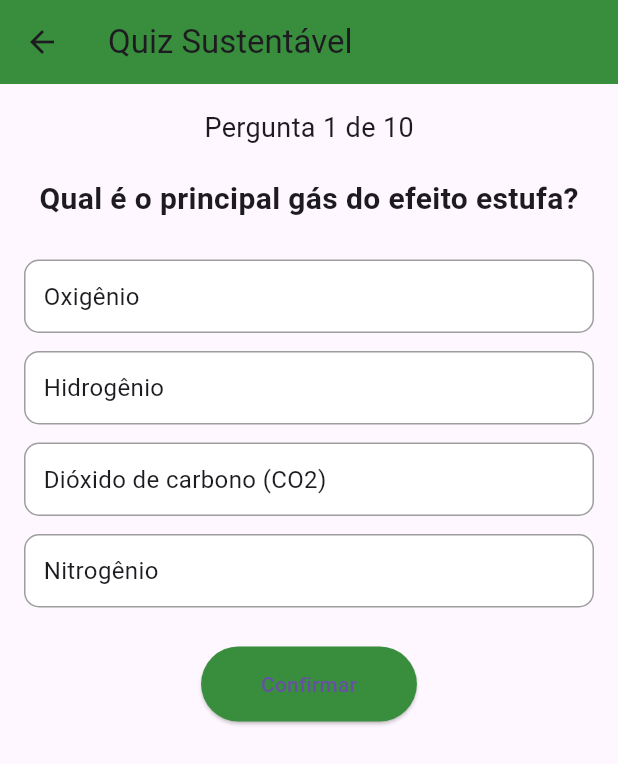
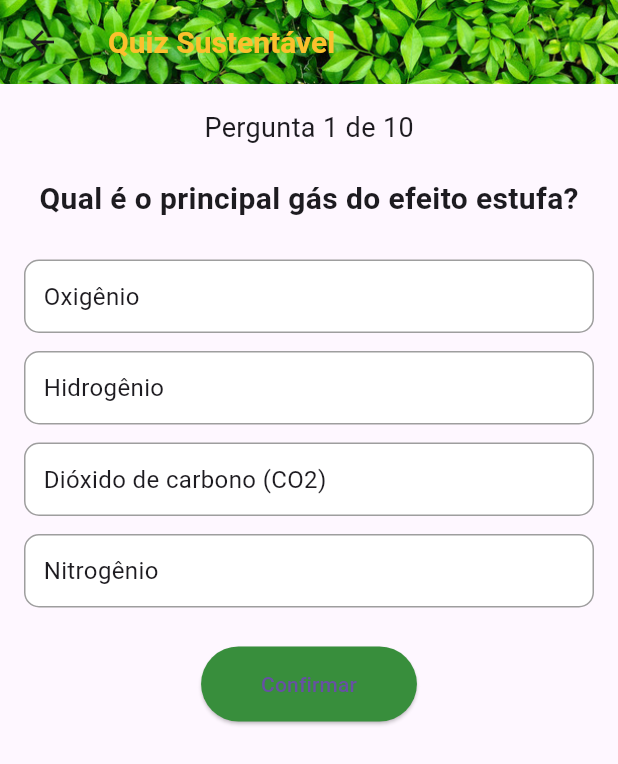
Before and after one commit to yannn-dev/Projeto-App-Sustentabilidade, a Flutter app: the QuizPage screen opened directly, on a phone screen of 412 x 824 dp. Shown: the top 764 px of the screen. Run offline on Flutter 3.47's test engine with Material 3 defaults, Android fonts, the phone set to English and light mode, and no system bars.

Commit message:
Update AppBar Quiz

```diff
--- a/lib/pages/quiz_page.dart
+++ b/lib/pages/quiz_page.dart
@@ -468,8 +468,18 @@ class _QuizPageState extends State<QuizPage> {
 
     return Scaffold(
       appBar: AppBar(
-        title: Text('Quiz Sustentável'),
-        backgroundColor: Colors.green[700],
+        title: Text('Quiz Sustentável', style: TextStyle(
+        color: Colors.yellow[700],
+        fontSize: 20,
+        fontWeight: FontWeight.bold)),
+        flexibleSpace: Container(
+          decoration: BoxDecoration(
+            image: DecorationImage(
+              image: AssetImage('assets/images/background.png'),
+              fit: BoxFit.cover,
+            ),
+          ),
+        ),
       ),
       body: Padding(
         padding: const EdgeInsets.all(16.0),
```
